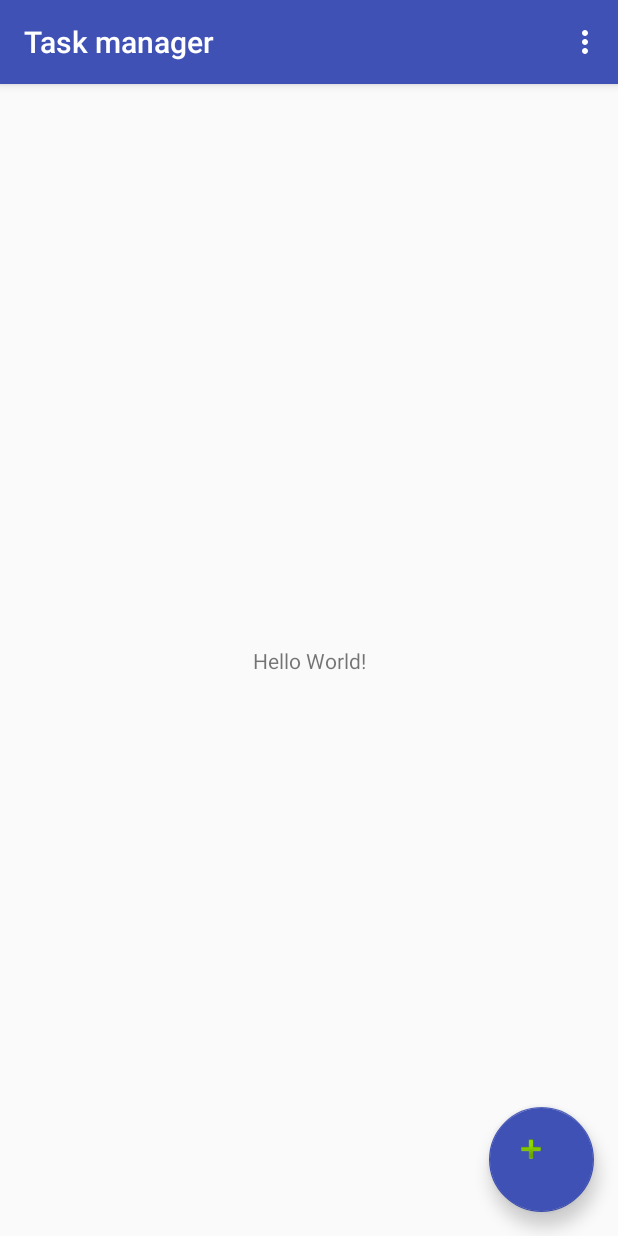
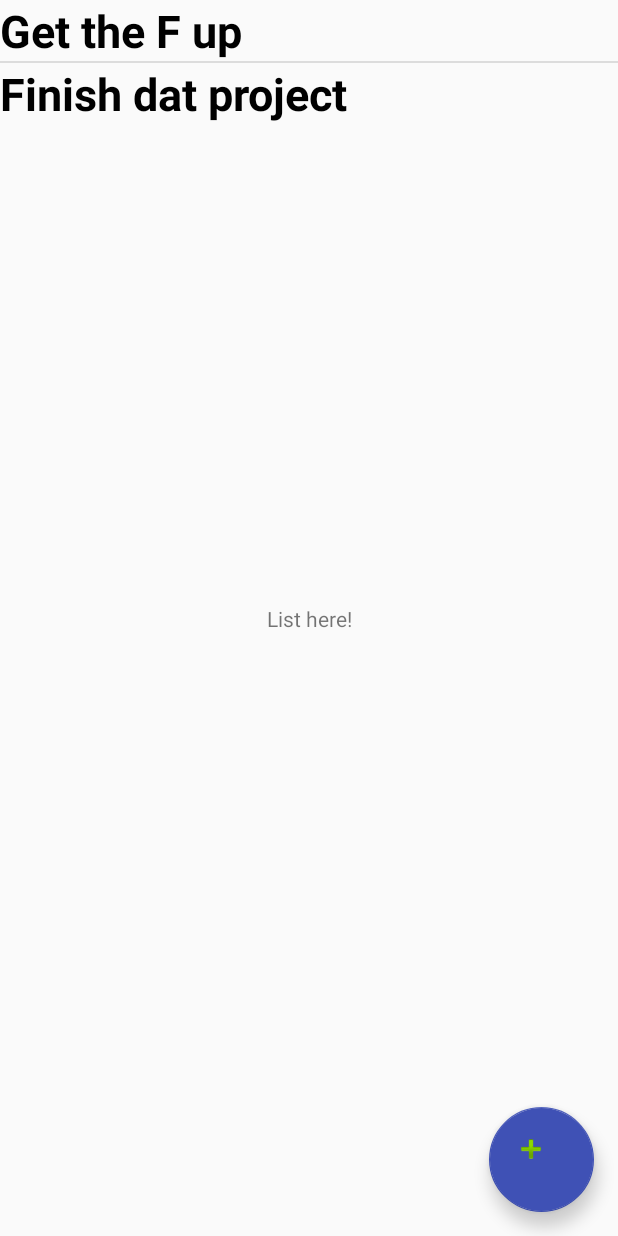
Before and after one commit to Kwakwaouaite/task_manager, an Android app: the screen it shows after launch (DisplayTask), on a phone screen of 412 x 824 dp. Run offline under Robolectric (Android 15) with nearby library versions, the phone set to English and light mode, and no system bars.

Commit message:
Display the list

```diff
--- a/Taskmanager/app/src/main/java/com/manzanart/albick/taskmanager/DisplayTask.java
+++ b/Taskmanager/app/src/main/java/com/manzanart/albick/taskmanager/DisplayTask.java
@@ -1,5 +1,6 @@
 package com.manzanart.albick.taskmanager;
 
+import android.graphics.Color;
 import android.os.Bundle;
 import android.support.design.widget.FloatingActionButton;
 import android.support.design.widget.Snackbar;
@@ -8,13 +9,20 @@ import android.support.v7.widget.Toolbar;
 import android.view.View;
 import android.view.Menu;
 import android.view.MenuItem;
+import android.widget.ListView;
+
+import java.util.ArrayList;
+import java.util.Calendar;
+import java.util.List;
 
 public class DisplayTask extends AppCompatActivity {
+
+    private ListView mListView;
 
     @Override
     protected void onCreate(Bundle savedInstanceState) {
         super.onCreate(savedInstanceState);
-        setContentView(R.layout.activity_display_task);
+        setContentView(R.layout.content_display_task);
         Toolbar toolbar = (Toolbar) findViewById(R.id.toolbar);
         setSupportActionBar(toolbar);
 
@@ -26,6 +34,12 @@ public class DisplayTask extends AppCompatActivity {
                         .setAction("Action", null).show();
             }
         });
+        mListView = (ListView) findViewById(R.id.list);
+
+        List<Task> tasks = genererTasks();
+
+        TaskAdapter adapter = new TaskAdapter(DisplayTask.this, tasks);
+        mListView.setAdapter(adapter);
     }
 
     @Override
@@ -49,4 +63,13 @@ public class DisplayTask extends AppCompatActivity {
 
         return super.onOptionsItemSelected(item);
     }
+
+
+
+    private List<Task> genererTasks(){
+        List<Task> tasks = new ArrayList<Task>();
+        tasks.add(new Task(new ArrayList<Task>(),"Get the F up", Calendar.getInstance().getTime(),Calendar.getInstance().getTime(), Color.BLUE));
+        tasks.add(new Task(new ArrayList<Task>(),"Finish dat project", Calendar.getInstance().getTime(),Calendar.getInstance().getTime(), Color.BLUE));
+        return tasks;
+    }
 }
--- a/Taskmanager/app/src/main/java/com/manzanart/albick/taskmanager/TaskAdapter.java
+++ b/Taskmanager/app/src/main/java/com/manzanart/albick/taskmanager/TaskAdapter.java
@@ -26,7 +26,7 @@ public class TaskAdapter extends ArrayAdapter<Task> {
         public View getView(int position, View convertView, ViewGroup parent) {
 
             if(convertView == null){
-                convertView = LayoutInflater.from(getContext()).inflate(R.layout.task,parent, false);
+                convertView = LayoutInflater.from(getContext()).inflate(R.layout.row_task,parent, false);
             }
 
             TaskViewHolder viewHolder = (TaskViewHolder) convertView.getTag();
@@ -34,8 +34,8 @@ public class TaskAdapter extends ArrayAdapter<Task> {
             if(viewHolder == null){
                 viewHolder = new TaskViewHolder();
 
-                viewHolder.text = (TextView) convertView.findViewById(R.id.text);
-                viewHolder.image = (ImageView) convertView.findViewById(R.id.image);
+                viewHolder.text = (TextView) convertView.findViewById(R.id.task_name);
+                //viewHolder.image = (ImageView) convertView.findViewById(R.id.image);
                 convertView.setTag(viewHolder);
             }
 
@@ -45,7 +45,7 @@ public class TaskAdapter extends ArrayAdapter<Task> {
             //il ne reste plus qu'à remplir notre vue
 
             viewHolder.text.setText(task.getName());
-            viewHolder.image.setImageDrawable(new ColorDrawable(task.getColor()));
+            //viewHolder.image.setImageDrawable(new ColorDrawable(task.getColor()));
 
             return convertView;
         }
--- a/Taskmanager/app/src/main/res/layout/activity_display_task.xml
+++ b/Taskmanager/app/src/main/res/layout/activity_display_task.xml
@@ -26,13 +26,6 @@
     <include layout="@layout/content_display_task"
         android:id="@+id/include" />
 
-    <android.support.design.widget.FloatingActionButton
-        android:id="@+id/add_button"
-        android:layout_width="70dp"
-        android:layout_height="70dp"
-        android:layout_gravity="bottom|end"
-        android:layout_margin="@dimen/fab_margin"
-        app:backgroundTint="@color/colorPrimary"
-        app:srcCompat="@android:drawable/ic_input_add" />
+
 
 </android.support.design.widget.CoordinatorLayout>
--- a/Taskmanager/app/src/main/res/layout/content_display_task.xml
+++ b/Taskmanager/app/src/main/res/layout/content_display_task.xml
@@ -12,7 +12,7 @@
     <TextView
         android:layout_width="wrap_content"
         android:layout_height="wrap_content"
-        android:text="Hello World!"
+        android:text="List here!"
         app:layout_constraintBottom_toBottomOf="parent"
         app:layout_constraintLeft_toLeftOf="parent"
         app:layout_constraintRight_toRightOf="parent"
@@ -22,7 +22,19 @@
     <ListView
         android:id="@+id/list"
         android:layout_height="wrap_content"
-        android:layout_width="match_parent">
+        android:layout_width="0dp"
+        tools:layout_editor_absoluteY="0dp"
+        tools:layout_editor_absoluteX="8dp">
     </ListView>
 
+    <android.support.design.widget.FloatingActionButton
+        android:id="@+id/add_button"
+        android:layout_width="70dp"
+        android:layout_height="70dp"
+        android:layout_margin="@dimen/fab_margin"
+        app:backgroundTint="@color/colorPrimary"
+        app:srcCompat="@android:drawable/ic_input_add"
+        app:layout_constraintBottom_toBottomOf="parent"
+        app:layout_constraintEnd_toEndOf="parent"/>
+
 </android.support.constraint.ConstraintLayout>
--- /dev/null
+++ b/Taskmanager/app/src/main/res/layout/row_task.xml
@@ -0,0 +1,17 @@
+<?xml version="1.0" encoding="utf-8"?>
+<LinearLayout xmlns:android="http://schemas.android.com/apk/res/android"
+    android:orientation="vertical" android:layout_width="match_parent"
+    android:layout_height="wrap_content">
+
+    <TextView
+        android:id="@+id/task_name"
+        android:layout_width="match_parent"
+        android:layout_height="wrap_content"
+        android:text="Task name"
+        android:textSize="30dp"
+        android:textColor="@android:color/black"
+        android:textStyle="bold"/>
+
+
+
+</LinearLayout>
```
